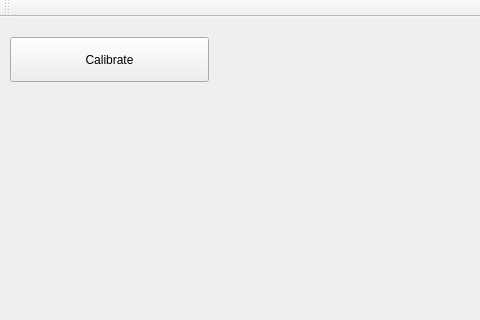
as-python/PanoGen, file gui.ui: the form before one commit; both pictures show x 0 to 480 and y 0 to 320 of the 800 by 600 pixel window.
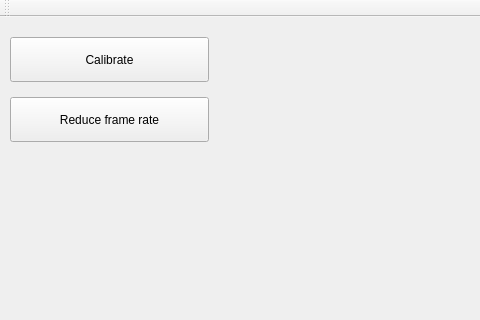
The form after the commit.

Commit message: Added reduce frame rate functionality

Diff of the .ui file:
```diff
--- a/gui.ui
+++ b/gui.ui
@@ -27,6 +27,19 @@
      <string>Calibrate</string>
     </property>
    </widget>
+   <widget class="QPushButton" name="pushButton_Calibrate_2">
+    <property name="geometry">
+     <rect>
+      <x>10</x>
+      <y>80</y>
+      <width>199</width>
+      <height>45</height>
+     </rect>
+    </property>
+    <property name="text">
+     <string>Reduce frame rate</string>
+    </property>
+   </widget>
   </widget>
   <widget class="QMenuBar" name="menuBar">
    <property name="geometry">
```
The commit also changes 6 other files.
